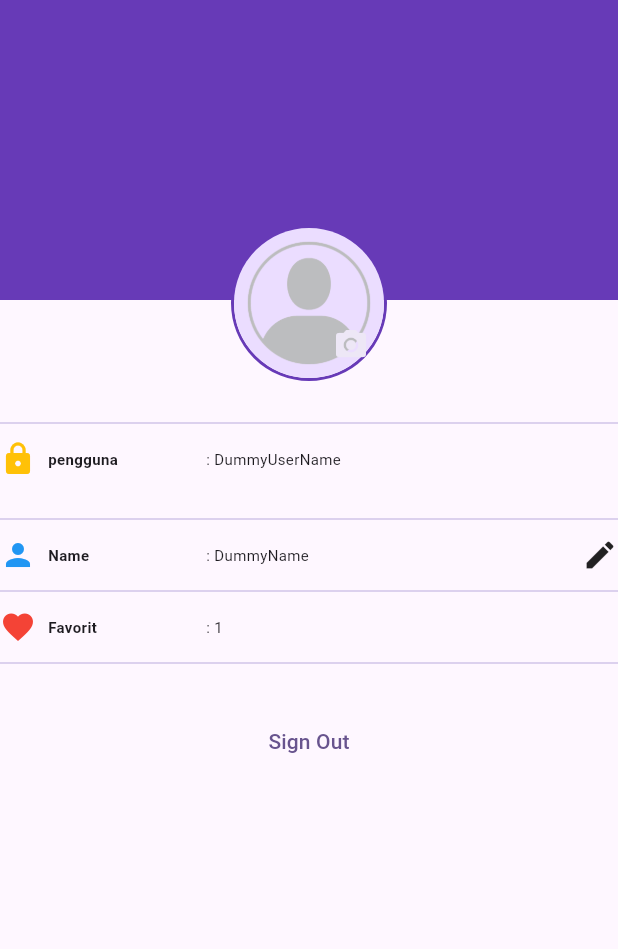
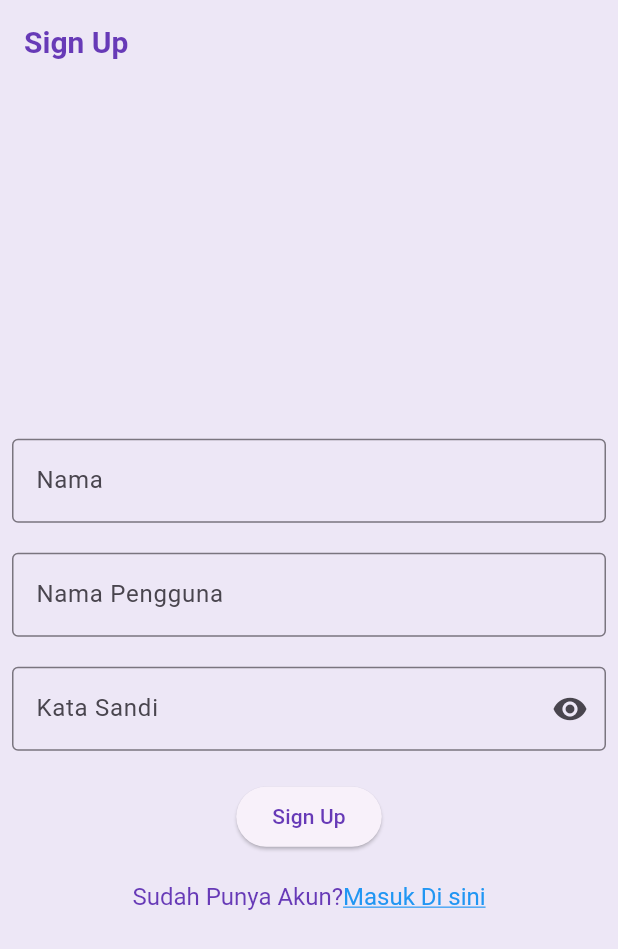
Before and after one commit to serenitydevina/11_wisataCandi_Serenity, a Flutter app: the screen it shows after launch, on a phone screen of 412 x 824 dp. Shown: the top 949 px of the screen. Run offline on Flutter 3.47's test engine with Material 3 defaults, Android fonts, the phone set to English and light mode, and no system bars.

Commit message:
7 November 2024 (Sign In dan Sign Up)

```diff
--- a/wisata_candi/lib/main.dart
+++ b/wisata_candi/lib/main.dart
@@ -1,6 +1,8 @@
 import 'package:flutter/material.dart';
 // import 'package:wisata_candi/data/candi_data.dart';
-import 'package:wisata_candi/screens/profile_screen.dart';
+// import 'package:wisata_candi/screens/profile_screen.dart';
+import 'package:wisata_candi/screens/sign_in_screen.dart';
+import 'package:wisata_candi/screens/sign_up_screen.dart';
 // import 'screens/detail_screen.dart';
 // import 'screens/profile_screen.dart';
 
@@ -14,14 +16,29 @@ class MainApp extends StatelessWidget {
   @override
   Widget build(BuildContext context) {
     return MaterialApp(
-      title: 'flutter demo',
+      title: 'Wisata Candi',
       theme: ThemeData(
-        colorScheme: ColorScheme.fromSeed(seedColor: Colors.deepPurple),
+        appBarTheme:  AppBarTheme(
+          iconTheme: IconThemeData(color: Colors.deepPurple),
+          titleTextStyle: TextStyle(
+            color: Colors.deepPurple,
+            fontSize: 20,
+            fontWeight: FontWeight.bold,
+          )
+        ),
+
+        colorScheme:
+        ColorScheme.fromSeed(seedColor: Colors.deepPurple).copyWith(
+          primary: Colors.deepPurple,
+          surface: Colors.deepPurple[50],
+          ),
         useMaterial3: true,
       ),
       home:
       // DetailScreen(candi: candiList[0]),
-      const ProfileScreen(),
+      // const ProfileScreen(),
+      // SignInScreen(),
+      SignUpScreen(),
     );
   }
 }
--- /dev/null
+++ b/wisata_candi/lib/screens/sign_up_screen.dart
@@ -0,0 +1,127 @@
+import 'package:flutter/material.dart';
+import 'package:flutter/gestures.dart';
+
+class SignUpScreen extends StatefulWidget {
+  const SignUpScreen({super.key});
+
+  @override
+  State<SignUpScreen> createState() => _SignUpScreenState();
+}
+
+class _SignUpScreenState extends State<SignUpScreen> {
+  // TODO: 1. Deklarasikan Variabel
+  final TextEditingController _usernameController = TextEditingController();
+  final TextEditingController _nameController = TextEditingController();
+  final TextEditingController _passwordController = TextEditingController();
+
+  String _errorText = "";
+
+  bool _isSignIn = false;
+
+  bool _obscurePassword = false;
+
+  @override
+  Widget build(BuildContext context) {
+    return Scaffold(
+      // TODO: 2.Pasang AppBar
+      appBar: AppBar(
+        title: Text('Sign Up'),
+      ),
+      //TODO: 3.Pasang Body
+      body: Center(
+        child: SingleChildScrollView(
+        child: Padding(
+          padding: const EdgeInsets.all(8.0),
+          child: Form(
+              child: Column(
+            //TODO: 4. Atur MainAxisAlignment dan CrossAxixAlignmet
+            mainAxisAlignment: MainAxisAlignment.center,
+            crossAxisAlignment: CrossAxisAlignment.center,
+            children: [
+               const SizedBox(
+                height: 20,
+              ),
+              //TODO: 9.Pasang TextForm Nama
+                 TextFormField(
+                controller: _nameController,
+                decoration: InputDecoration(
+                  labelText: "Nama ",
+                  border: OutlineInputBorder(),
+                ),
+              ),
+              //TODO: 5.Pasang TextFormField nama pengguna
+               const SizedBox(
+                height: 20,
+              ),
+              TextFormField(
+                controller: _usernameController,
+                decoration: InputDecoration(
+                  labelText: "Nama Pengguna",
+                  border: OutlineInputBorder(),
+                ),
+              ),
+              //TODO: 6.Pasang TextFormField Kata Sandi
+              const SizedBox(
+                height: 20,
+              ),
+              TextFormField(
+                controller: _passwordController,
+                decoration: InputDecoration(
+                  labelText: "Kata Sandi",
+                  errorText: _errorText.isNotEmpty ? _errorText : null,
+                  border: const OutlineInputBorder(),
+                  suffixIcon: IconButton(
+                    onPressed: () {
+                      setState(() {
+                        _obscurePassword = !_obscurePassword;
+                      });
+                    },
+                    icon: Icon(_obscurePassword
+                        ? Icons.visibility_off
+                        : Icons.visibility),
+                  ),
+                ),
+                obscureText: _obscurePassword,
+              ),
+              //TODO: 7.Pasang ElevatedButton Sign Up
+              const SizedBox(
+                height: 20,
+              ),
+              ElevatedButton(
+                onPressed: () {},
+                child: const Text('Sign Up'),
+              ),
+              //TODO: 8.Pasang TextButton Sign up
+              const SizedBox(
+                height: 20,
+              ),
+              // TextButton(
+              //   onPressed: () {},
+              //   child: const Text('Belum Punya Akun? Daftar Disini!'),
+              // ),
+              RichText(
+                text: TextSpan(
+                  text: 'Sudah Punya Akun?',
+                  style: TextStyle(fontSize: 16, color: Colors.deepPurple),
+                  children: <TextSpan>[
+                    TextSpan(
+                        text: 'Masuk Di sini',
+                        style: TextStyle(
+                          color: Colors.blue,
+                          decoration: TextDecoration.underline,
+                          fontSize: 16,
+                        ),
+                        recognizer: TapGestureRecognizer()
+                          ..onTap = (){},
+                        ),
+                  ],
+                ),
+              ),
+            ],
+          )),
+        ),
+      ),
+      ),
+    );
+  }
+}
```
Also changed, not shown: wisata_candi/lib/screens/sign_in_screen.dart (added, +114 -0 lines).
